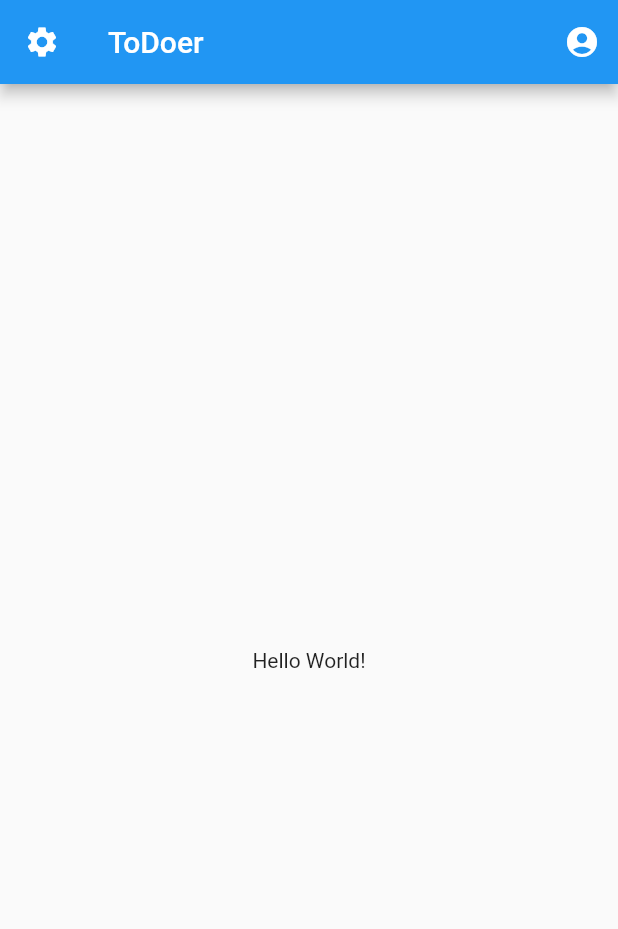
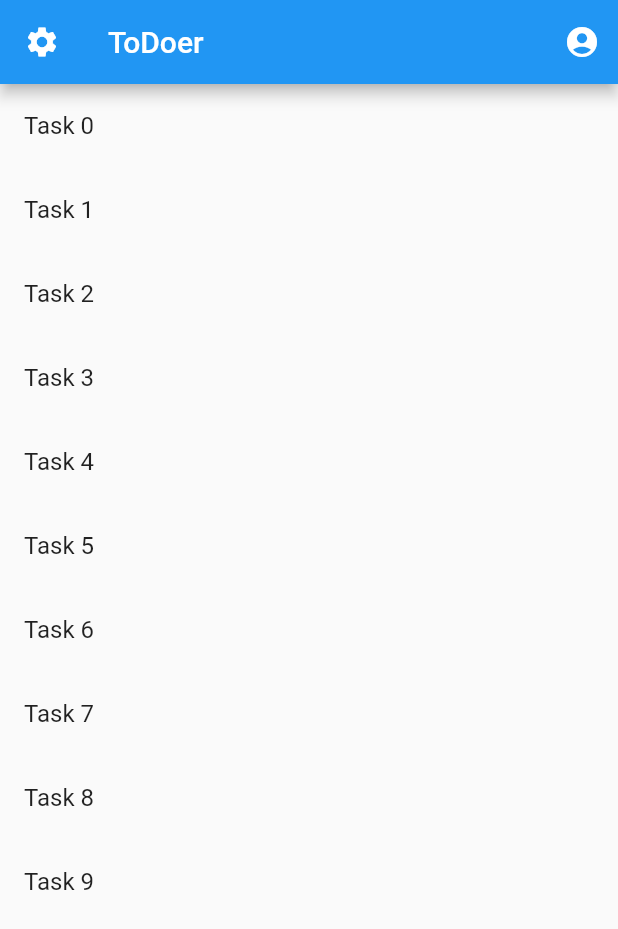
Before and after one commit to dtuukkanen/ToDo, a Flutter app: the screen it shows after launch, on a phone screen of 412 x 824 dp. Shown: the top 929 px of the screen. Run offline on Flutter 3.47's test engine with Material 2 defaults, Android fonts, the phone set to English and light mode, and no system bars.

Commit message:
Listview lisätty

```diff
--- a/lib/main.dart
+++ b/lib/main.dart
@@ -12,9 +12,7 @@ class MainApp extends StatelessWidget {
     return MaterialApp(
       home: Scaffold(
         appBar: topBar(context),
-        body: const Center(
-          child: Text('Hello World!'),
-        ),
+        body: listView(),
       ),
     );
   }
@@ -36,3 +34,15 @@ AppBar topBar(BuildContext context) {
     ],
   );
 }
+
+// create a widget for the list of tasks
+Widget listView() {
+  return ListView.builder(
+    itemCount: 10,
+    itemBuilder: (BuildContext context, int index) {
+      return ListTile(
+        title: Text('Task $index'),
+      );
+    },
+  );
+}
```
